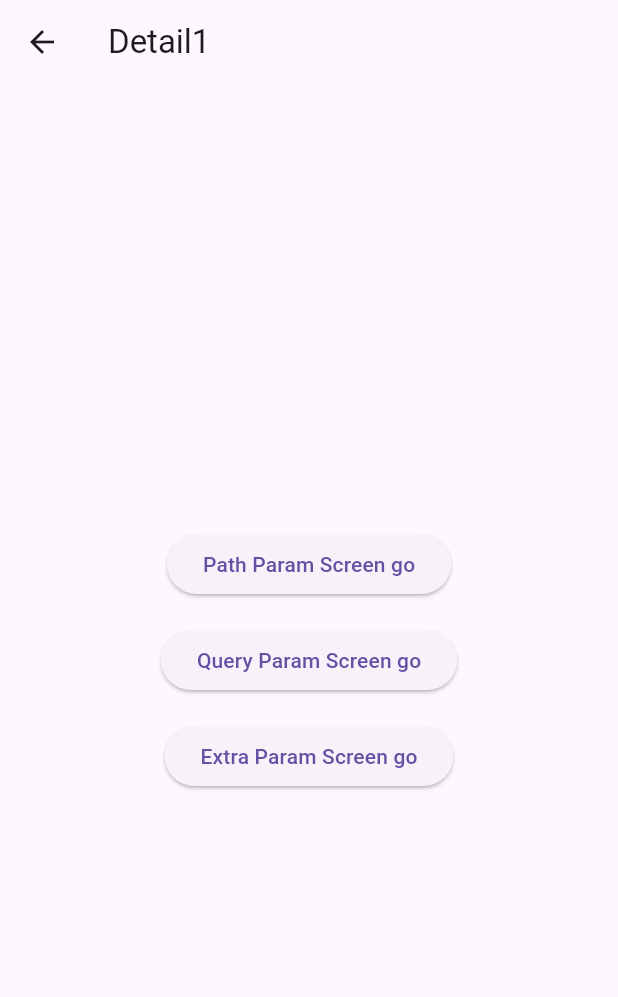
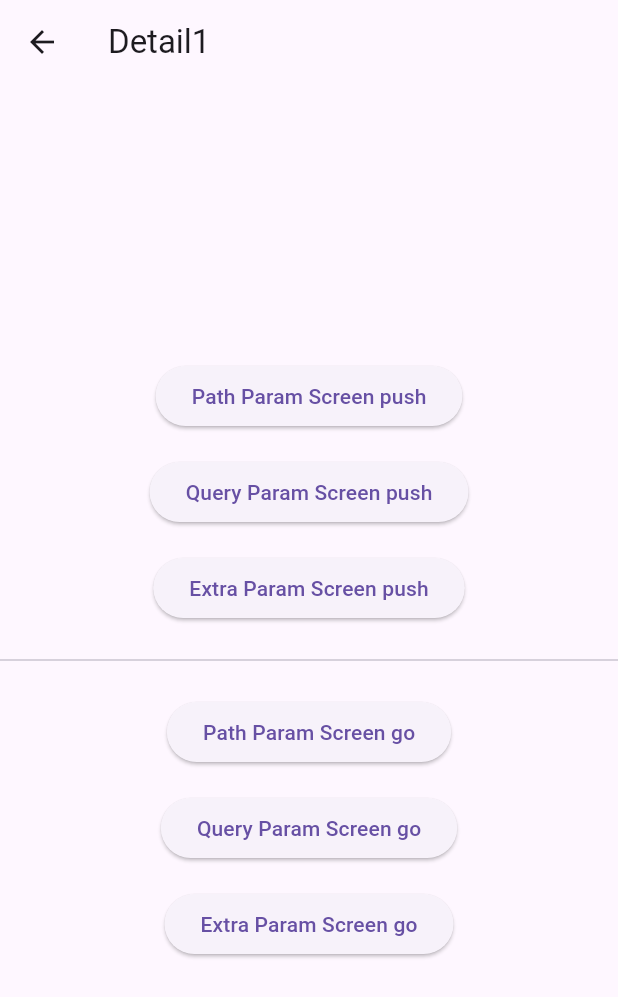
Before and after one commit to suprema-swkim/go_router_sample, a Flutter app: the DetailsScreen1 screen opened by its route, on a phone screen of 412 x 824 dp. Shown: the top 997 px of the screen. Run offline on Flutter 3.47's test engine with Material 3 defaults, Android fonts, the phone set to English and light mode, and no system bars; our stand-ins replace go_router.

```diff
--- a/lib/main.dart
+++ b/lib/main.dart
@@ -12,6 +12,7 @@ class MyApp extends StatelessWidget {
 
   @override
   Widget build(BuildContext context) {
+    print('build ${runtimeType.toString()}');
     return MaterialApp.router(
       routerConfig: router,
     );
--- a/lib/screen/detail_screen1.dart
+++ b/lib/screen/detail_screen1.dart
@@ -6,6 +6,7 @@ class DetailsScreen1 extends StatelessWidget {
 
   @override
   Widget build(BuildContext context) {
+    print('build ${runtimeType.toString()}');
     return Scaffold(
       appBar: AppBar(
         title: const Text('Detail1'),
@@ -18,19 +19,42 @@ class DetailsScreen1 extends StatelessWidget {
               onPressed: () {
                 context.push('/details1/screenWithPathParam/1111');
               },
-              child: const Text('Path Param Screen go'),
+              child: const Text('Path Param Screen push'),
             ),
             const SizedBox(height: 16),
             ElevatedButton(
               onPressed: () {
                 context.push('/details1/screenWithQueryParam?userId=2222');
               },
+              child: const Text('Query Param Screen push'),
+            ),
+            const SizedBox(height: 16),
+            ElevatedButton(
+              onPressed: () {
+                context.push('/details1/screenWithExtraParam', extra: '3333');
+              },
+              child: const Text('Extra Param Screen push'),
+            ),
+            const SizedBox(height: 16),
+            const Divider(),
+            const SizedBox(height: 16),
+            ElevatedButton(
+              onPressed: () {
+                context.go('/details1/screenWithPathParam/1111');
+              },
+              child: const Text('Path Param Screen go'),
+            ),
+            const SizedBox(height: 16),
+            ElevatedButton(
+              onPressed: () {
+                context.go('/details1/screenWithQueryParam?userId=2222');
+              },
               child: const Text('Query Param Screen go'),
             ),
             const SizedBox(height: 16),
             ElevatedButton(
               onPressed: () {
-                context.goNamed('screenWithExtraParam', extra: '3333');
+                context.go('/details1/screenWithExtraParam', extra: '3333');
               },
               child: const Text('Extra Param Screen go'),
             ),
--- a/lib/screen/extra_param_screen.dart
+++ b/lib/screen/extra_param_screen.dart
@@ -10,6 +10,7 @@ class ExtraParamScreen extends StatelessWidget {
 
   @override
   Widget build(BuildContext context) {
+    print('build ${runtimeType.toString()}');
     return Scaffold(
       backgroundColor: Colors.green,
       appBar: AppBar(
--- a/lib/screen/path_param_screen.dart
+++ b/lib/screen/path_param_screen.dart
@@ -10,6 +10,7 @@ class PathParamScreen extends StatelessWidget {
 
   @override
   Widget build(BuildContext context) {
+    print('build ${runtimeType.toString()}');
     return Scaffold(
       backgroundColor: Colors.red,
       appBar: AppBar(
--- a/lib/screen/query_param_screen.dart
+++ b/lib/screen/query_param_screen.dart
@@ -10,6 +10,7 @@ class QueryParamScreen extends StatelessWidget {
 
   @override
   Widget build(BuildContext context) {
+    print('build ${runtimeType.toString()}');
     return Scaffold(
       backgroundColor: Colors.blue,
       appBar: AppBar(
--- a/lib/screen/side/side_body_screen1.dart
+++ b/lib/screen/side/side_body_screen1.dart
@@ -5,6 +5,7 @@ class SidebodyScreen1 extends StatelessWidget {
 
   @override
   Widget build(BuildContext context) {
+    print('build ${runtimeType.toString()}');
     return Container(
       color: Colors.red,
       child: const Center(
--- a/lib/screen/side/side_body_screen2.dart
+++ b/lib/screen/side/side_body_screen2.dart
@@ -5,6 +5,7 @@ class SidebodyScreen2 extends StatelessWidget {
 
   @override
   Widget build(BuildContext context) {
+    print('build ${runtimeType.toString()}');
     return Container(
       color: Colors.blue,
       child: const Center(
--- a/lib/screen/side/side_body_screen3.dart
+++ b/lib/screen/side/side_body_screen3.dart
@@ -5,6 +5,7 @@ class SidebodyScreen3 extends StatelessWidget {
 
   @override
   Widget build(BuildContext context) {
+    print('build ${runtimeType.toString()}');
     return Container(
       color: Colors.green,
       child: const Center(
--- a/lib/screen/side/side_tap_screen.dart
+++ b/lib/screen/side/side_tap_screen.dart
@@ -11,6 +11,7 @@ class SideTapScreen extends StatelessWidget {
 
   @override
   Widget build(BuildContext context) {
+    print('build ${runtimeType.toString()}');
     final String uri = GoRouterState.of(context).uri.toString();
     return Scaffold(
       body: Row(
@@ -49,6 +50,7 @@ class SideTapScreen extends StatelessWidget {
                   child: Center(
                     child: IconButton(
                       onPressed: () {
+                        // context.go('/sideBody3');
                         GoRouter.of(context).go('/sideBody3');
                       },
                       icon: Icon(
--- a/lib/screen/transition_screen.dart
+++ b/lib/screen/transition_screen.dart
@@ -5,6 +5,7 @@ class TransitionScreen extends StatelessWidget {
 
   @override
   Widget build(BuildContext context) {
+    print('build ${runtimeType.toString()}');
     return Scaffold(
       appBar: AppBar(),
       body: const Center(
```
Also changed, not shown: lib/route.dart (+13 -4 lines), lib/screen/detail_screen2.dart (+10 -1 lines), lib/screen/home_screen.dart (+8 -7 lines).
